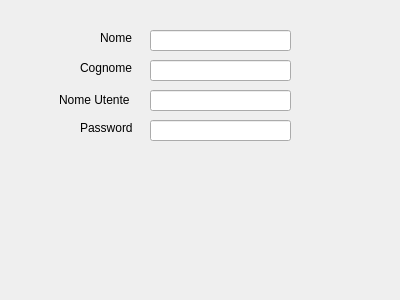
The window that Implementazione/Viste/registrazione_utente.ui (nicobello10/progetto-ingegneria-del-software) describes before a commit, drawn with Qt 5.
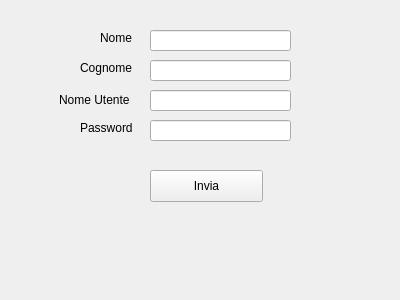
The same window after the commit.

Commit message: aggiunte ui main e utente

What changed in the file:
```diff
--- a/Implementazione/Viste/registrazione_utente.ui
+++ b/Implementazione/Viste/registrazione_utente.ui
@@ -105,6 +105,22 @@
     <string>Password</string>
    </property>
   </widget>
+  <widget class="QPushButton" name="invia">
+   <property name="geometry">
+    <rect>
+     <x>150</x>
+     <y>170</y>
+     <width>113</width>
+     <height>32</height>
+    </rect>
+   </property>
+   <property name="text">
+    <string>Invia</string>
+   </property>
+   <property name="flat">
+    <bool>false</bool>
+   </property>
+  </widget>
  </widget>
  <resources/>
  <connections/>
```
Left out of the diff: 8 changed lines with no effect on the pictures. The commit also changes 5 other files.
